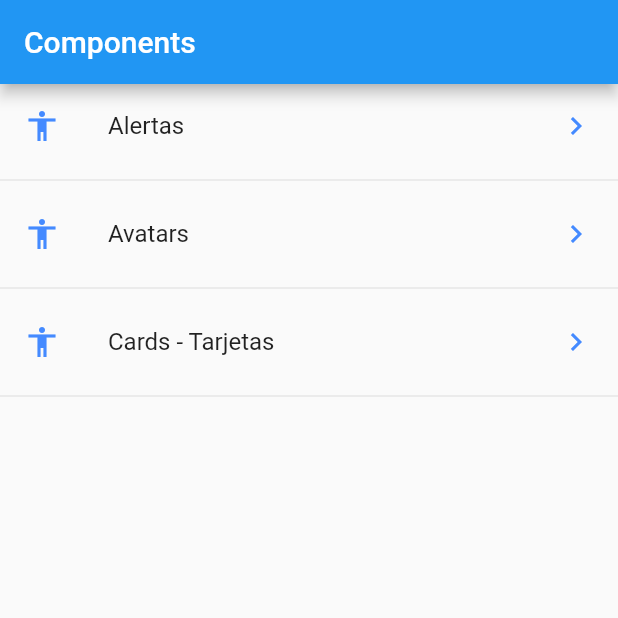
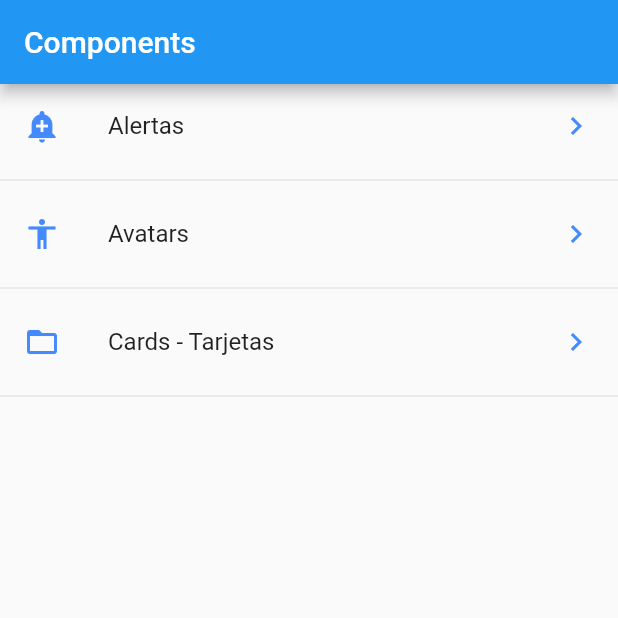
Before and after one commit to victorr-dev/curso_flutter_2, a Flutter app: the screen it shows after launch, on a phone screen of 412 x 824 dp, the top half of it. Run offline on Flutter 3.47's test engine with Material 2 defaults, Android fonts, the phone set to English and light mode, and no system bars.

Commit message:
Clase 68 Utilidad para obtener el icono

```diff
--- a/lib/pages/home_page.dart
+++ b/lib/pages/home_page.dart
@@ -1,5 +1,6 @@
 import 'dart:convert';
 
+import 'package:curso_flutter_2/utils/icono_string.dart';
 import 'package:flutter/material.dart';
 import 'package:curso_flutter_2/providers/menu_provider.dart';
 
@@ -35,7 +36,7 @@ class HomePage extends StatelessWidget {
     data.forEach((opt){
       final widgetTemp = ListTile(
         title: Text(opt['texto']),
-        leading: Icon(Icons.accessibility, color: Colors.blueAccent,),
+        leading: getIcon(opt['icon']),
         trailing: Icon(Icons.keyboard_arrow_right, color:Colors.blueAccent),
         onTap: () {},
       );
--- /dev/null
+++ b/lib/utils/icono_string.dart
@@ -0,0 +1,11 @@
+import 'package:flutter/material.dart';
+
+final _icons = <String, IconData> {
+    'add_alert'     : Icons.add_alert,
+    'accessibility' : Icons.accessibility,
+    'folder_open'   : Icons.folder_open,
+};
+
+Icon getIcon(String nombre){
+    return Icon(_icons[nombre], color: Colors.blueAccent,);
+}
```
